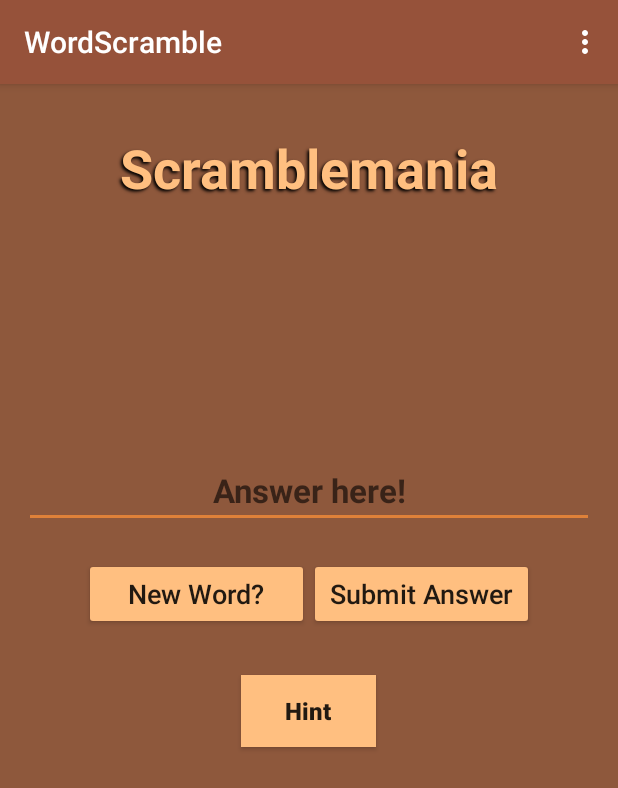
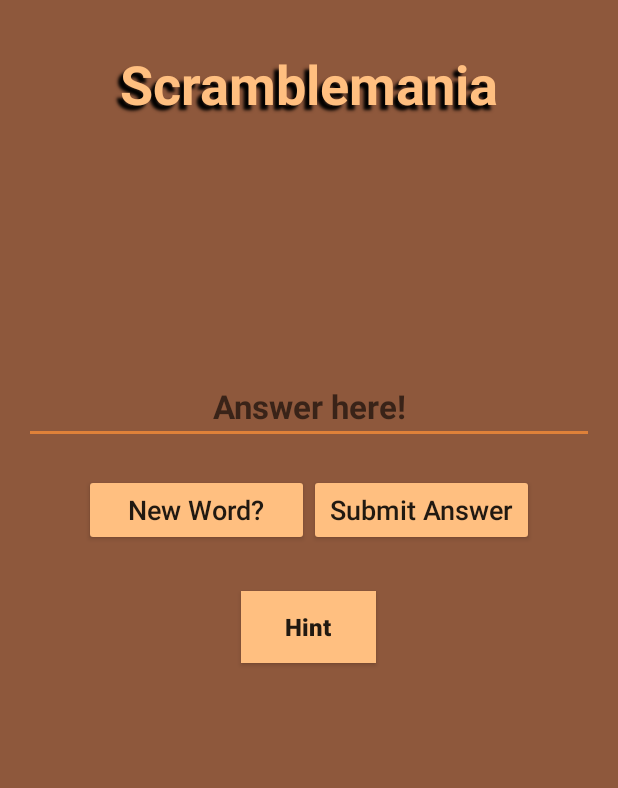
Before and after one commit to calford16/WordScramble, an Android app: the screen it shows after launch (MainActivity), on a phone screen of 412 x 824 dp. Shown: the top 788 px of the screen. Run offline under Robolectric (Android 15) with nearby library versions, the phone set to English and light mode, and no system bars.

Commit message:
Changed formatting of TextView and added drop shadow to text

```diff
--- a/app/src/main/java/edu/westga/wordscramble/Controller/MainActivity.java
+++ b/app/src/main/java/edu/westga/wordscramble/Controller/MainActivity.java
@@ -17,8 +17,6 @@ public class MainActivity extends AppCompatActivity {
     protected void onCreate(Bundle savedInstanceState) {
         super.onCreate(savedInstanceState);
         setContentView(R.layout.activity_main);
-        Toolbar toolbar = (Toolbar) findViewById(R.id.toolbar);
-        setSupportActionBar(toolbar);
 
     }
 
--- a/app/src/main/res/layout/activity_main.xml
+++ b/app/src/main/res/layout/activity_main.xml
@@ -7,20 +7,6 @@
     android:fitsSystemWindows="true"
     tools:context=".Controller.MainActivity">
 
-    <android.support.design.widget.AppBarLayout
-        android:layout_width="match_parent"
-        android:layout_height="wrap_content"
-        android:theme="@style/AppTheme.AppBarOverlay">
-
-        <android.support.v7.widget.Toolbar
-            android:id="@+id/toolbar"
-            android:layout_width="match_parent"
-            android:layout_height="?attr/actionBarSize"
-            android:background="?attr/colorPrimary"
-            app:popupTheme="@style/AppTheme.PopupOverlay" />
-
-    </android.support.design.widget.AppBarLayout>
-
     <include layout="@layout/content_main" />
 
 </android.support.design.widget.CoordinatorLayout>
--- a/app/src/main/res/layout/content_main.xml
+++ b/app/src/main/res/layout/content_main.xml
@@ -24,8 +24,8 @@
         android:layout_marginTop="15dp"
         android:textSize="@dimen/abc_action_button_min_width_overflow_material"
         android:shadowColor="#000000"
-        android:shadowDx="-2"
-        android:shadowDy="2"
+        android:shadowDx="-5"
+        android:shadowDy="5"
         android:shadowRadius="2"/>
 
     <LinearLayout
@@ -48,7 +48,7 @@
         android:textStyle="bold"
         android:layout_marginTop="15dp"
         android:maxHeight="50dp"
-        />
+        android:inputType="text" />
 
     <LinearLayout
         android:layout_width="match_parent"
```
